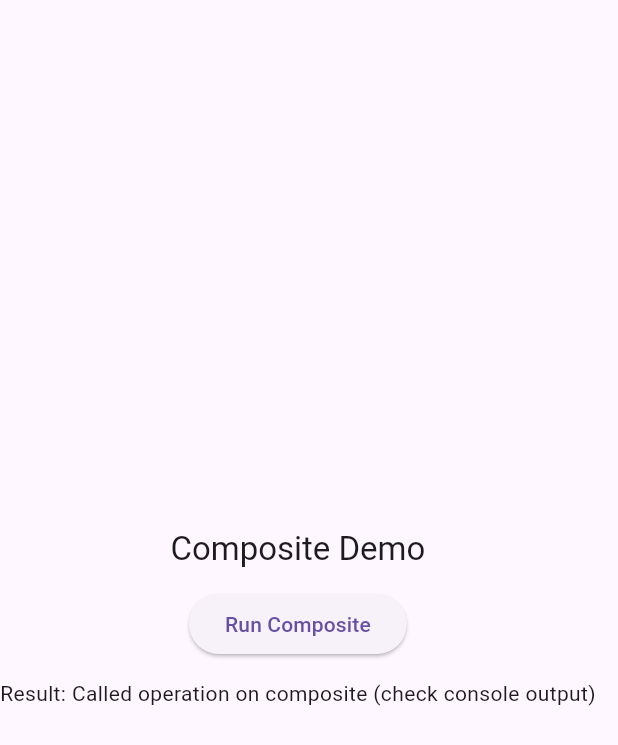
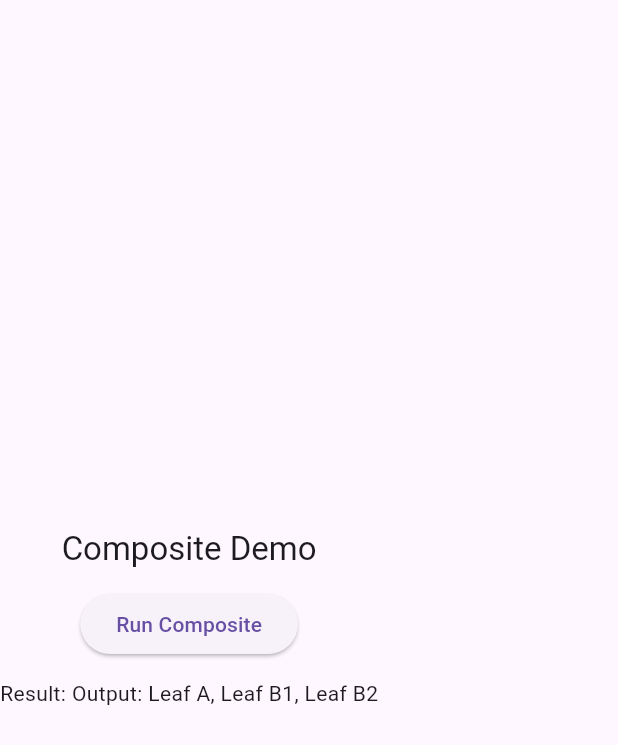
Before and after one commit to rinaeshin/design_pattern, a Flutter app: the StructuralCompositeDemo widget shown alone on an empty page, opened directly, after a tap on "Run Composite", on a phone screen of 412 x 824 dp. Shown: the top 745 px of the screen. Run offline on Flutter 3.47's test engine with Material 3 defaults, Android fonts, the phone set to English and light mode, and no system bars.

Commit message:
fix(demo): show composite operation output in UI

```diff
--- a/lib/widgets/demo/structural_composite_demo.dart
+++ b/lib/widgets/demo/structural_composite_demo.dart
@@ -17,11 +17,9 @@ class _StructuralCompositeDemoState extends State<StructuralCompositeDemo> {
     sub.add(Leaf('B1'));
     sub.add(Leaf('B2'));
     root.add(sub);
-    // capture output by redirecting print? we'll just call operation and set a simple message
-    root.operation();
-    setState(
-      () => result = 'Called operation on composite (check console output)',
-    );
+    // capture output by calling operation and display it
+    final output = root.operation();
+    setState(() => result = 'Output: $output');
   }
 
   @override
```
